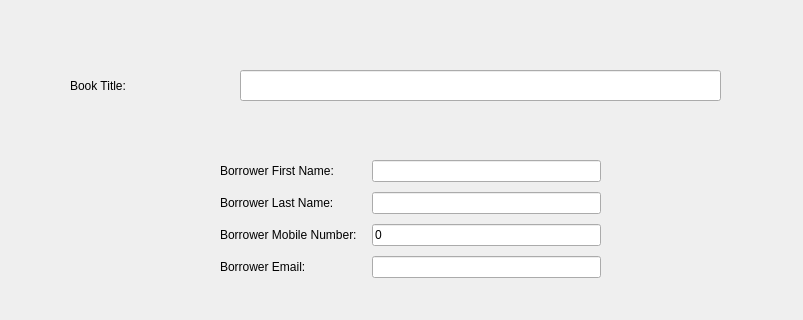
The window that Book/issue_book.ui (preeti-valunjkar/LibraryManagement) describes before a commit, drawn with Qt 5; both pictures show x 0 to 803 and y 0 to 320 of the 803 by 621 pixel window.
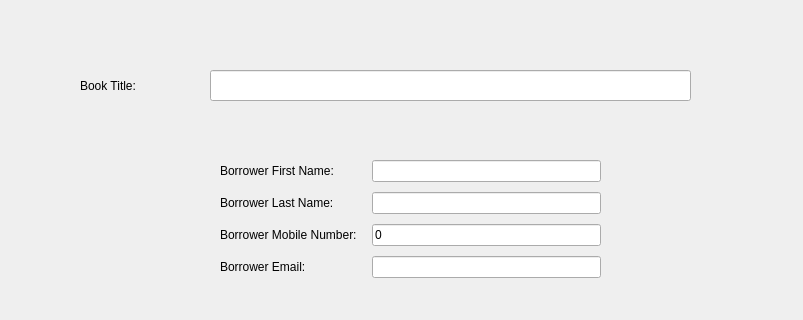
The same window after the commit.

```diff
--- a/Book/issue_book.ui
+++ b/Book/issue_book.ui
@@ -16,9 +16,9 @@
   <widget class="QLabel" name="title_lbl">
    <property name="geometry">
     <rect>
-     <x>70</x>
+     <x>80</x>
      <y>70</y>
-     <width>131</width>
+     <width>121</width>
      <height>31</height>
     </rect>
    </property>
@@ -29,7 +29,7 @@
   <widget class="QLineEdit" name="title_lineEdit">
    <property name="geometry">
     <rect>
-     <x>240</x>
+     <x>210</x>
      <y>70</y>
      <width>481</width>
      <height>31</height>
```
Left out of the diff: 2 changed lines with no effect on the pictures.
